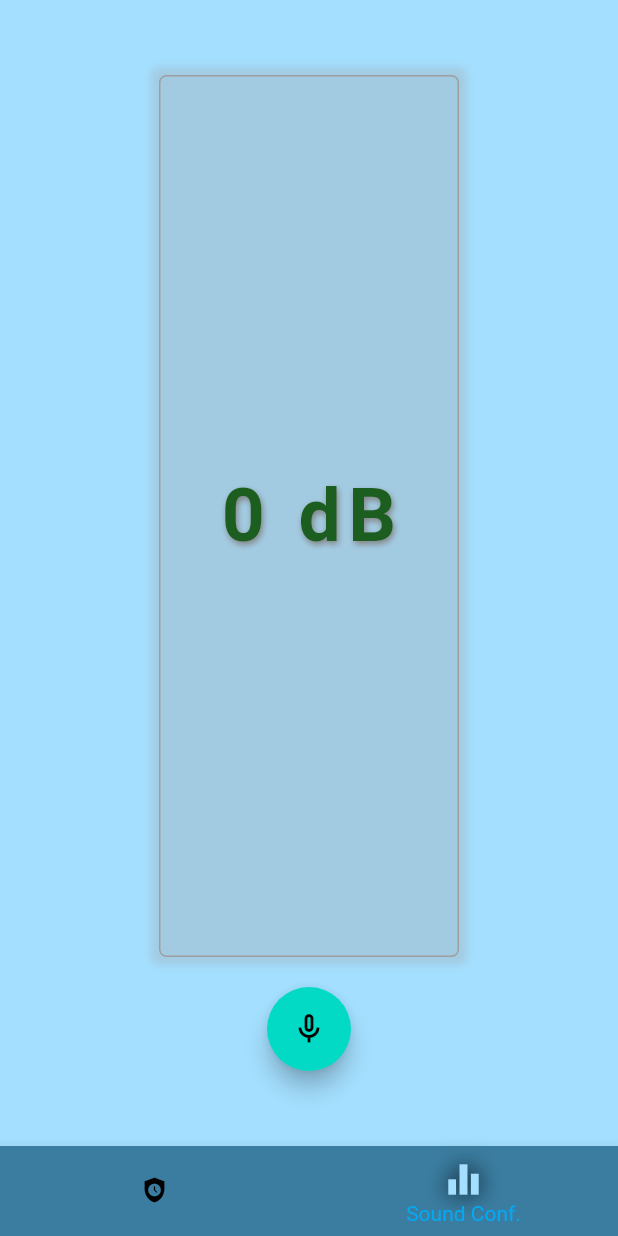
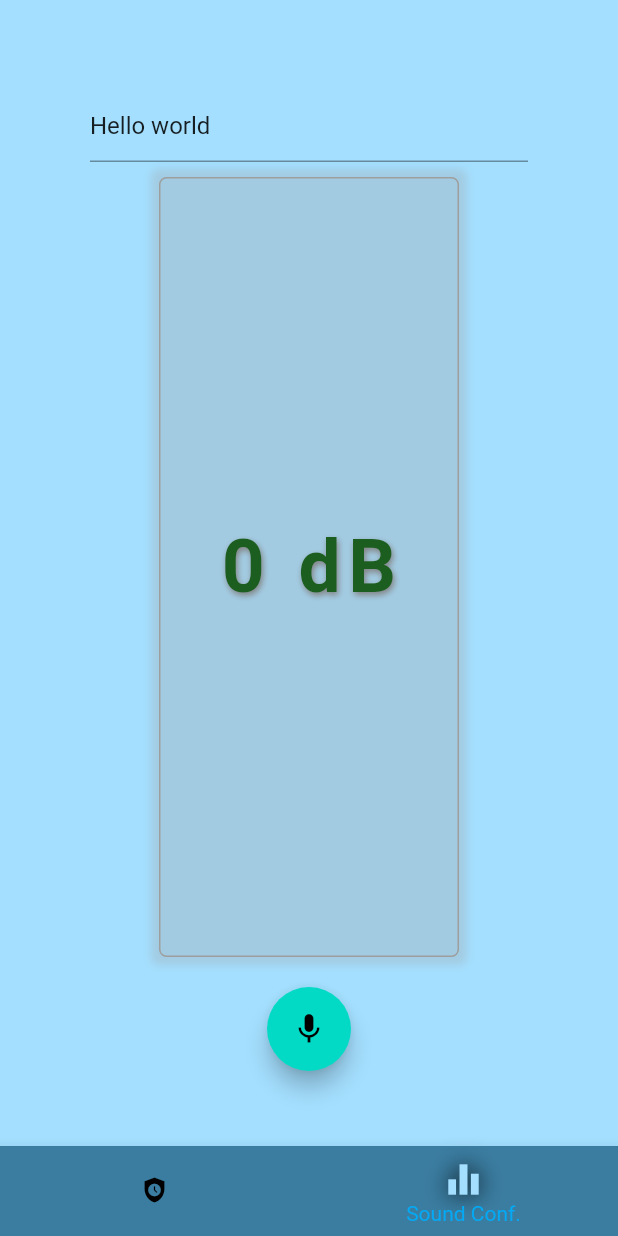
Before and after one commit to AdrienGomes/guardian_project, a Flutter app: the screen it shows after launch, swiped to page 2, on a phone screen of 412 x 824 dp. Run offline on Flutter 3.47's test engine with Material 2 defaults, Android fonts, the phone set to English and light mode, and no system bars; our stand-ins replace fluttertoast, get_it, permission_handler, speech_to_text; missing offline and left inert: audio_streamer, workmanager.

```diff
--- a/lib/common/widget/sound_level_widget.dart
+++ b/lib/common/widget/sound_level_widget.dart
@@ -1,16 +1,17 @@
 import 'package:flutter/material.dart';
+import 'package:guardian_project/intl.dart';
 import 'package:guardian_project/service/sound_meter_service.dart';
 
 /// sound level viewer as a [StreamBuilder]
 ///
 /// This widget displays the level of the sound measured by the microphone and collecting through the [noiseStream].
 ///
-/// It also displays the noise level dector level, a value either true or false that indicates whether or not a significant noise volume change appeared (see [SoundLevelDetectorService])
+/// It also displays the noise level dector level, and display wether or not the detector has triggered (see [SoundLevelDetectorService])
 class StreamSoundLevelViewer extends StatelessWidget {
   /// Stream that returns the sound level volume
   final Stream<NoiseReading> noiseStream;
 
-  /// Stream that returns the noise evel detector value
+  /// Stream that returns the noise level detector value
   final Stream<bool> noiseLevelDetectorStream;
 
   /// The maximum volume allowed (every measured will recompute to be relative to that maximum value)
@@ -19,7 +20,7 @@ class StreamSoundLevelViewer extends StatelessWidget {
   /// Get the mean value of the [SoundLevelDetectorService]
   final double Function() getLevelDetectorMeanValue;
 
-  StreamSoundLevelViewer(
+  const StreamSoundLevelViewer(
       {super.key,
       required this.noiseStream,
       this.maxVolume = 100,
@@ -117,31 +118,17 @@ class StreamSoundLevelViewer extends StatelessWidget {
                 )));
       });
 
-  /// list of colors for the sound level viewer
-  final List<Color> colorGradiantList = [
-    Colors.green.shade900,
-    Colors.green.shade400,
-    Colors.green.shade200,
-    Colors.yellow.shade200,
-    Colors.yellow.shade600,
-    Colors.orange.shade400,
-    Colors.orange.shade800,
-    Colors.red.shade400,
-    Colors.red.shade900,
-    Colors.redAccent.shade700,
-  ];
+  /// compute volume accordingly to max decibel
+  double _computeRelativeVolume(double value) => ((value.isInfinite || value.isNaN) ? 0 : value * 100) / maxVolume;
 
-  /// compute colume according to max decibel
-  double _computeRelativeVolume(double value) => (value * 100) / maxVolume;
-
-  /// compute an index between 1 and 10 to select a color among the [colorGradiantList]
+  /// compute an index to select a color among the [colorGradiantList]
   int _computeListIndexFromDbValue(double dBValue) {
     final relativeValue = _computeRelativeVolume(dBValue);
-    return relativeValue > 1 ? ((relativeValue / 10) - 1).floor() : 0;
+    return relativeValue > 1 ? (((relativeValue * colorGradiantList.length) / 100) - 1).floor() : 0;
   }
 }
 
-/// show a level with a vertically moving bar
+/// show a level with a horizontal bar
 class LevelIndicatorPainter extends CustomPainter {
   static const Color goldColor = Color.fromARGB(255, 212, 158, 40);
 
@@ -167,9 +154,9 @@ class LevelIndicatorPainter extends CustomPainter {
           text: "${height.ceilToDouble()} dB",
           children: [
             if (isDetecting)
-              const TextSpan(
-                  text: " - gap detected",
-                  style: TextStyle(color: goldColor, fontStyle: FontStyle.italic, fontSize: 10))
+              TextSpan(
+                  text: tr.level_indicator_gap_detected_label,
+                  style: const TextStyle(color: goldColor, fontStyle: FontStyle.italic, fontSize: 10))
           ],
           style: TextStyle(
               color: isDetecting ? goldColor : lineColor,
@@ -196,3 +183,27 @@ class LevelIndicatorPainter extends CustomPainter {
   /// turn the pixel height into the db relative height
   double _getRelativeHeight(double height, Size canvasSize) => (height * canvasSize.height) / maximumHeight;
 }
+
+/// list of colors for the sound level viewer
+final List<Color> colorGradiantList = [
+  Colors.green.shade900,
+  Colors.green.shade700,
+  Colors.green.shade500,
+  Colors.green.shade300,
+  Colors.green.shade100,
+  Colors.yellow,
+  Colors.yellow.shade200,
+  Colors.yellow.shade400,
+  Colors.yellow.shade600,
+  Colors.yellow.shade800,
+  Colors.orange.shade200,
+  Colors.orange.shade400,
+  Colors.orange.shade600,
+  Colors.orange.shade800,
+  Colors.red.shade200,
+  Colors.red.shade400,
+  Colors.red.shade600,
+  Colors.red.shade800,
+  Colors.redAccent.shade400,
+  Colors.redAccent.shade700,
+];
--- a/lib/pages/home_page/home_page_controller.dart
+++ b/lib/pages/home_page/home_page_controller.dart
@@ -2,16 +2,16 @@ import 'package:guardian_project/common/base_page.dart';
 import 'package:guardian_project/service/sound_meter_service.dart';
 import 'package:guardian_project/service_locator.dart';
 
-/// [HomePage] controller
+/// ## [HomePage] controller
 class HomePageController extends BaseViewPageController<_StateHomePageController> {
   HomePageController() : super(_StateHomePageController());
 
   /// toast service
-  late final NoiseMeterService _soundMeterService;
+  late final SoundMeterService _soundMeterService;
 
   @override
   void initAsync() {
-    _soundMeterService = serviceLocator<NoiseMeterService>();
+    _soundMeterService = serviceLocator<SoundMeterService>();
   }
 
   /// activate or deactivate sound meter service
@@ -26,7 +26,7 @@ class HomePageController extends BaseViewPageController<_StateHomePageController
   //   await FlutterPhoneDirectCaller.callNumber(number);
   // }
 
-  /// get the [NoiseMeterService] state
+  /// get the [SoundMeterService] recording state
   bool isSoundServiceOn() => _soundMeterService.isRecording;
 
   @override
--- a/lib/pages/sound_configuration/sound_configuration_controller.dart
+++ b/lib/pages/sound_configuration/sound_configuration_controller.dart
@@ -1,44 +1,63 @@
 import 'dart:async';
 
 import 'package:guardian_project/common/base_page.dart';
+import 'package:guardian_project/intl.dart';
 import 'package:guardian_project/pages/sound_configuration/sound_configuration_page.dart';
-import 'package:guardian_project/service/noise_detector_service.dart';
+import 'package:guardian_project/service/sound_detector_service.dart';
 import 'package:guardian_project/service/sound_meter_service.dart';
+import 'package:guardian_project/service/toast_service.dart';
+import 'package:guardian_project/service/voice_recognition_service.dart';
 import 'package:guardian_project/service_locator.dart';
 
 /// Controller for the [SoundConfigurationPage] page
 class SoundConfigurationController extends BaseViewPageController<_StateConfigurationController> {
+  /// Maximum volume that could be displayed
   static const maxEqualizerSoundVolume = 120;
 
-  final NoiseMeterService _soundMeterService = serviceLocator<NoiseMeterService>();
-  final NoiseLevelDetectorService _noiseLevelDetectorService = serviceLocator<NoiseLevelDetectorService>();
+  final SoundMeterService _soundMeterService = serviceLocator<SoundMeterService>();
+  final SoundLevelDetectorService _noiseLevelDetectorService = serviceLocator<SoundLevelDetectorService>();
+  final VoiceRecognitionService _voiceRecognitionService = serviceLocator<VoiceRecognitionService>();
+  final ToastService _toastService = serviceLocator<ToastService>();
 
   /// ctor
   SoundConfigurationController() : super(_StateConfigurationController());
 
   @override
   void initAsync() {
+    // init [SoundMeterService] subscription
     stateData._currentNoiseReadingSubscription ??=
         _soundMeterService.subscribeTo(stateData._noiseReadingStreamController);
+
+    // pause both [SoundMeterService] and [SoundLevelDetectorService]
     _soundMeterService.pauseSubscription(stateData._currentNoiseReadingSubscription.hashCode);
     _noiseLevelDetectorService.pause();
 
-    stateData._noiseLevelDetectorStream = _noiseLevelDetectorService.watcher;
+    // bind the [VoiceRecognitionService] on the output of the [SoundLevelDetectorService]
+    final noiseLevelStreamController = StreamController<bool>.broadcast()
+      ..addStream(_noiseLevelDetectorService.watcher);
+    noiseLevelStreamController.stream.listen((event) {
+      if (event) _voiceRecognitionService.addListeningSession(_buildListeningSession());
+    });
+
+    stateData._noiseLevelDetectorStreamController = noiseLevelStreamController;
   }
 
-  /// activate or deactivate sound meter service
+  /// Activate or deactivate any [SoundMeterService] subscriptions
   void switchOnOffSubscription() {
     _switchServices(!isSubscriptionActive());
     notifyListeners();
   }
 
-  /// if noise reading subscription is active
+  /// Tells if the NoiseReading subscription is active
   bool isSubscriptionActive() => stateData._currentNoiseReadingSubscription?.isPaused == true;
 
-  /// get the noise detector mean value
-  double getDetectionLevel() => _noiseLevelDetectorService.meanValue;
+  /// Get the noise detector mean value
+  double getDetectionLevel() =>
+      (_noiseLevelDetectorService.meanValue.isNaN || _noiseLevelDetectorService.meanValue.isInfinite)
+          ? 0
+          : _noiseLevelDetectorService.meanValue;
 
-  /// turns on and off all the associated services
+  /// Turns on and off all the services homed by this controller
   void _switchServices(bool turnOff) {
     if (turnOff) {
       _soundMeterService.pauseSubscription(stateData._currentNoiseReadingSubscription.hashCode);
@@ -49,6 +68,18 @@ class SoundConfigurationController extends BaseViewPageController<_StateConfigur
     }
   }
 
+  /// Build a listening sessions
+  ListeningSession _buildListeningSession() => ListeningSession(
+      hotSentence: stateData._hotSentence,
+      onRecognizedSentence: () {
+        _toastService.showToast(tr.sound_configuration_hot_sentence_recognized_toast_label(stateData._hotSentence));
+        // turn off services when hot sentence recognized
+        _switchServices(true);
+      });
+
+  /// update hotSentence
+  void updateHotSentence(String newSentence) => stateData._hotSentence = newSentence;
+
   @override
   void onHide() => _switchServices(true);
 
@@ -57,16 +88,20 @@ class SoundConfigurationController extends BaseViewPageController<_StateConfigur
 }
 
 class _StateConfigurationController extends BasePageControllerState {
-  /// [StreamController] used to subscribe to [NoiseMeterService]
+  /// [StreamController] used to subscribe to [SoundMeterService]
   final StreamController<NoiseReading> _noiseReadingStreamController = StreamController<NoiseReading>.broadcast();
 
-  /// current [StreamSubscription] from subscribing [_noiseReadingStreamController] to the [NoiseMeterService]
+  /// Noise reaing [Stream] to listen to the [SoundMeterService]
+  Stream<NoiseReading> get noiseReadingStream => _noiseReadingStreamController.stream;
+
+  /// current [StreamSubscription] from subscribing [_noiseReadingStreamController] to the [SoundMeterService]
   StreamSubscription<NoiseReading>? _currentNoiseReadingSubscription;
 
-  /// Noise reaing [Stream] to listen to the [NoiseMeterService]
-  Stream<NoiseReading> get noiseReadingStream => _noiseReadingStreamController.stream;
+  /// [SoundLevelDetectorService] watcher ([SoundLevelDetectorService.watcher])
+  Stream<bool> get noiseLevelDetectorStream => _noiseLevelDetectorStreamController.stream;
+  late final StreamController<bool> _noiseLevelDetectorStreamController;
 
-  /// [NoiseLevelDetectorService] watcher ([NoiseLevelDetectorService.watcher])
-  Stream<bool> get noiseLevelDetectorStream => _noiseLevelDetectorStream;
-  late final Stream<bool> _noiseLevelDetectorStream;
+  /// the sentence to be recognized during listening session
+  String get hotSentence => _hotSentence;
+  String _hotSentence = tr.sound_controller_page_default_hot_sentence;
 }
--- a/lib/pages/sound_configuration/sound_configuration_page.dart
+++ b/lib/pages/sound_configuration/sound_configuration_page.dart
@@ -3,7 +3,7 @@ import 'package:guardian_project/common/base_page.dart';
 import 'package:guardian_project/common/widget/sound_level_widget.dart';
 import 'package:guardian_project/pages/sound_configuration/sound_configuration_controller.dart';
 
-/// **Page : SoundConfiguration**
+/// ## Page : Sound Configuration
 ///
 /// Widget that create the sound configuration/visualisation page
 ///
@@ -18,6 +18,13 @@ class SoundConfigurationPage extends BasePage<SoundConfigurationController> {
           child: Column(
             crossAxisAlignment: CrossAxisAlignment.center,
             children: [
+              Padding(
+                padding: const EdgeInsets.all(10),
+                child: TextFormField(
+                  initialValue: pageController.stateData.hotSentence,
+                  onFieldSubmitted: (value) => pageController.updateHotSentence(value),
+                ),
+              ),
               Expanded(
                 child: StreamSoundLevelViewer(
                   getLevelDetectorMeanValue: () => pageController.getDetectionLevel(),
@@ -31,7 +38,7 @@ class SoundConfigurationPage extends BasePage<SoundConfigurationController> {
               ),
               FloatingActionButton(
                   onPressed: pageController.switchOnOffSubscription,
-                  child: Icon(pageController.isSubscriptionActive() ? Icons.mic_none_outlined : Icons.stop)),
+                  child: Icon(pageController.isSubscriptionActive() ? Icons.mic : Icons.mic_none)),
             ],
           ),
         ),
--- a/lib/theme/guardian_theme_color.dart
+++ b/lib/theme/guardian_theme_color.dart
@@ -5,7 +5,7 @@ abstract class GuardianThemeColor {
   // ----------------- static colors ----------------------
 
   // background colors
-  static const Color darkBackgroundColor = Color.fromARGB(255, 178, 176, 255);
+  static const Color darkBackgroundColor = Color.fromARGB(255, 55, 51, 145);
   static const Color lightBackgroundColor = Color.fromARGB(255, 164, 223, 255);
   static const Color navigationBarBackgroundColor = Color.fromARGB(255, 59, 125, 161);
 
```
Also changed, not shown: lib/l10n/intl_en.arb (+13 -1 lines), lib/l10n/intl_fr.arb (+11 -1 lines), lib/pages/home_page/home_page.dart (+7 -1 lines), lib/service/sound_detector_service.dart (renamed from lib/service/noise_detector_service.dart, +6 -6 lines), lib/service/sound_meter_service.dart (+26 -8 lines), lib/service/voice_recognition_service.dart (added, +112 -0 lines), lib/service_locator.dart (+36 -5 lines), pubspec.yaml (+12 -4 lines), lib/generated/intl/messages_en.dart, lib/generated/intl/messages_fr.dart, lib/generated/l10n.dart, pubspec.lock, 3 other files.
